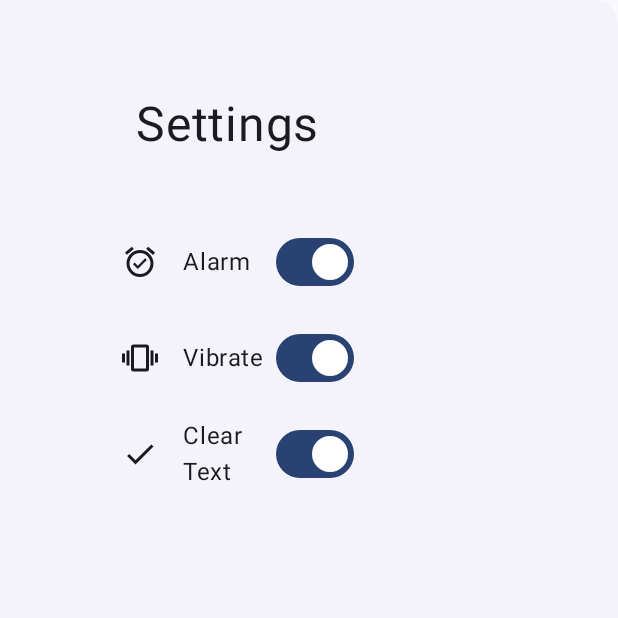
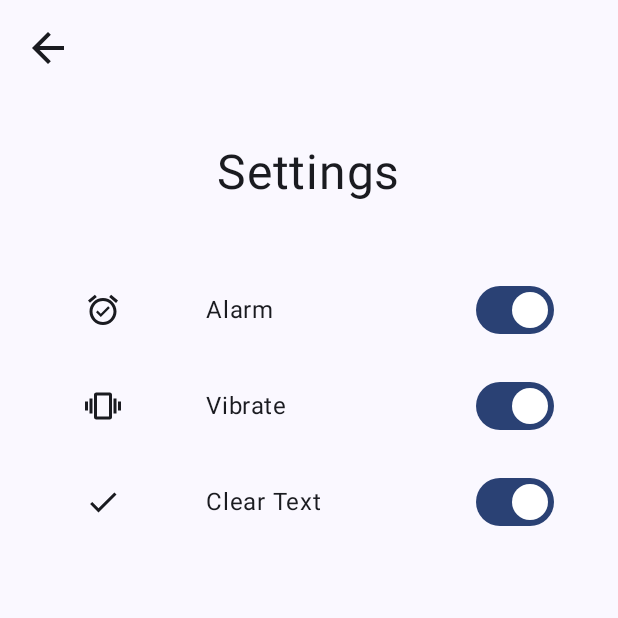
Before and after one commit to thebrianwong/protivity, an Android app built with Jetpack Compose: the settings screen opened through its navigation route, on a phone screen of 412 x 824 dp, the top half of it. Run offline under Robolectric (Android 15) with nearby library versions, the phone set to English and light mode, and no system bars; libraries missing offline, so code that uses them is left out: com.apollographql.apollo3.

Commit message:
Add a back navigation button from the settings screen, and alter settings screen layout

```diff
--- a/app/src/main/java/com/thebrianwong/protivity/ProtivityApp.kt
+++ b/app/src/main/java/com/thebrianwong/protivity/ProtivityApp.kt
@@ -206,7 +206,7 @@ fun ProtivityApp(dataStore: DataStore<Preferences>, window: Window) {
                 { navController.navigate(Screen.SettingsScreen.route) })
         }
         composable(Screen.SettingsScreen.route) {
-            Settings(settingsViewModel)
+            Settings(settingsViewModel, {navController.popBackStack()})
         }
     }
 
--- a/app/src/main/java/com/thebrianwong/protivity/views/Settings.kt
+++ b/app/src/main/java/com/thebrianwong/protivity/views/Settings.kt
@@ -1,15 +1,23 @@
 package com.thebrianwong.protivity.views
 
+import androidx.compose.foundation.clickable
+import androidx.compose.foundation.interaction.MutableInteractionSource
 import androidx.compose.foundation.layout.Arrangement
 import androidx.compose.foundation.layout.Column
 import androidx.compose.foundation.layout.Row
+import androidx.compose.foundation.layout.fillMaxSize
+import androidx.compose.foundation.layout.fillMaxWidth
+import androidx.compose.foundation.layout.height
 import androidx.compose.foundation.layout.padding
+import androidx.compose.foundation.layout.width
 import androidx.compose.foundation.layout.widthIn
 import androidx.compose.material3.Icon
 import androidx.compose.material3.ModalDrawerSheet
+import androidx.compose.material3.Scaffold
 import androidx.compose.material3.Switch
 import androidx.compose.material3.Text
 import androidx.compose.runtime.Composable
+import androidx.compose.runtime.remember
 import androidx.compose.ui.Alignment
 import androidx.compose.ui.Modifier
 import androidx.compose.ui.res.painterResource
@@ -19,7 +27,7 @@ import com.thebrianwong.protivity.R
 import com.thebrianwong.protivity.viewModels.SettingsViewModel
 
 @Composable
-fun Settings(viewModel: SettingsViewModel) {
+fun Settings(viewModel: SettingsViewModel, navigateToHome: () -> Unit) {
     val settingsIcons = listOf(
         hashMapOf(
             "setting" to "Alarm",
@@ -38,11 +46,28 @@ fun Settings(viewModel: SettingsViewModel) {
         ),
     )
 
-    ModalDrawerSheet {
+    Scaffold(
+        modifier = Modifier.fillMaxSize(),
+        topBar = {
+            Row(modifier = Modifier.fillMaxWidth()) {
+                Icon(painter = painterResource(id = R.drawable.baseline_arrow_back_24),
+                    contentDescription = "Settings Button",
+                    modifier = Modifier
+                        .padding(16.dp)
+                        .height(32.dp)
+                        .width(32.dp)
+                        .clickable(
+                            interactionSource = remember { MutableInteractionSource() },
+                            indication = null
+                        ) { navigateToHome() }
+                )
+            }
+        }
+    ) {
         Column(
             modifier = Modifier
-                .padding(horizontal = 64.dp, vertical = 32.dp)
-                .widthIn(0.dp, 175.dp)
+                .fillMaxSize()
+                .padding(it)
 //                .border(3.dp, Color.Red)
             ,
             horizontalAlignment = Alignment.CenterHorizontally
--- /dev/null
+++ b/app/src/main/res/drawable/baseline_arrow_back_24.xml
@@ -0,0 +1,5 @@
+<vector android:autoMirrored="true" android:height="24dp"
+    android:tint="#000000" android:viewportHeight="24"
+    android:viewportWidth="24" android:width="24dp" xmlns:android="http://schemas.android.com/apk/res/android">
+    <path android:fillColor="@android:color/white" android:pathData="M20,11H7.83l5.59,-5.59L12,4l-8,8 8,8 1.41,-1.41L7.83,13H20v-2z"/>
+</vector>
```
